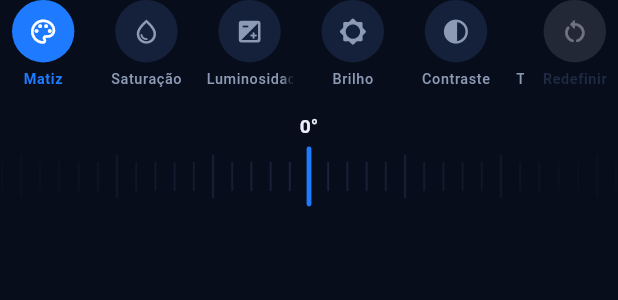
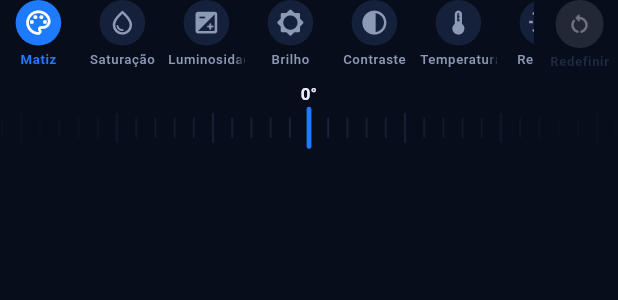
Before and after one commit to lianeheidemann/svg-motion-gallery, a Flutter app: the ColorAdjuster widget shown alone on an empty page, opened directly with empty values, on a phone screen of 412 x 824 dp. Shown: the top 300 px of the screen. Run offline on Flutter 3.47's test engine with Material 3 defaults, Android fonts, the phone set to English and light mode, and no system bars; our stand-ins replace file_picker, flutter_svg, share_plus, shared_preferences, web, webview_flutter; missing offline and left inert: dart:js_interop; accounts and stored records are empty; generated files the repository leaves out were written again.

Commit message:
Colors: compact adjust tabs and ruler
Co-Authored-By: Claude Sonnet 5.5 <noreply@anthropic.com>
Claude-Session: https://claude.ai/code/session_012uf5b2am9PwD2VBMGKFdzP

```diff
--- a/lib/src/features/editor/panels/colors/color_adjuster.dart
+++ b/lib/src/features/editor/panels/colors/color_adjuster.dart
@@ -58,7 +58,7 @@ class _ColorAdjusterState extends State<ColorAdjuster> {
             _amount = 0;
           }),
         ),
-        const SizedBox(height: AppSpacing.sm),
+        const SizedBox(height: 2),
         RulerSlider(
           value: _amount,
           min: -_kind.limit,
@@ -94,7 +94,7 @@ class _ResetButton extends StatelessWidget {
     return Padding(
       padding: const EdgeInsets.only(left: 6),
       child: SizedBox(
-        width: 72,
+        width: 64,
         child: Column(
           children: [
             IconButton.filled(
@@ -102,19 +102,22 @@ class _ResetButton extends StatelessWidget {
               tooltip: label,
               onPressed: onPressed,
               style: IconButton.styleFrom(
-                fixedSize: const Size(52, 52),
+                fixedSize: const Size(38, 38),
+                iconSize: 20,
+                padding: EdgeInsets.zero,
+                tapTargetSize: MaterialTapTargetSize.shrinkWrap,
                 backgroundColor: on ? scheme.tertiary : scheme.surfaceContainerHighest,
                 foregroundColor: on ? scheme.onTertiary : scheme.outline,
               ),
               icon: const Icon(Icons.restart_alt_rounded),
             ),
-            const SizedBox(height: 6),
+            const SizedBox(height: 3),
             Text(
               label,
               maxLines: 1,
               overflow: TextOverflow.fade,
               softWrap: false,
-              style: Theme.of(context).textTheme.labelMedium?.copyWith(
+              style: Theme.of(context).textTheme.labelSmall?.copyWith(
                 color: on ? scheme.tertiary : scheme.outline,
                 fontWeight: FontWeight.w700,
               ),
--- a/lib/src/features/editor/panels/colors_panel.dart
+++ b/lib/src/features/editor/panels/colors_panel.dart
@@ -241,7 +241,6 @@ class _ColorsPanelState extends State<ColorsPanel> {
           onChanged: (color) => _editor.preview(apply(_editor.svg, colorToHex(color))),
           onChangeEnd: (color) => _editor.commit(apply(_editor.svg, colorToHex(color))),
         ),
-        const SizedBox(height: AppSpacing.sm),
         ColorAdjuster(
           onPreview: (kind, amount) => _editor.preview(_adjust(_editor.svg, kind, amount)),
           onCommit: (kind, amount) {
--- a/packages/design_system/lib/src/widgets/adjust_tabs.dart
+++ b/packages/design_system/lib/src/widgets/adjust_tabs.dart
@@ -53,7 +53,7 @@ class _AdjustTabsState<T> extends State<AdjustTabs<T>> {
         controller: _scroll,
         scrollDirection: Axis.horizontal,
         itemCount: tabs.length,
-        separatorBuilder: (context, index) => const SizedBox(width: 14),
+        separatorBuilder: (context, index) => const SizedBox(width: 6),
         itemBuilder: (context, index) {
           final tab = tabs[index];
           final on = tab.id == widget.selected;
@@ -64,27 +64,27 @@ class _AdjustTabsState<T> extends State<AdjustTabs<T>> {
             child: InkResponse(
               key: Key('adjust-${tab.id}'),
               onTap: () => widget.onSelected(tab.id),
-              radius: 40,
+              radius: 32,
               child: SizedBox(
-                width: 72,
+                width: 64,
                 child: Column(
                   children: [
                     Container(
-                      width: 52,
-                      height: 52,
+                      width: 38,
+                      height: 38,
                       decoration: BoxDecoration(
                         shape: BoxShape.circle,
                         color: on ? scheme.primary : scheme.surfaceContainerHighest,
                       ),
                       child: Icon(tab.icon, color: on ? scheme.onPrimary : scheme.onSurfaceVariant),
                     ),
-                    const SizedBox(height: 6),
+                    const SizedBox(height: 3),
                     Text(
                       tab.label,
                       maxLines: 1,
                       overflow: TextOverflow.fade,
                       softWrap: false,
-                      style: Theme.of(context).textTheme.labelMedium?.copyWith(
+                      style: Theme.of(context).textTheme.labelSmall?.copyWith(
                         color: on ? scheme.primary : scheme.onSurfaceVariant,
                         fontWeight: on ? FontWeight.w700 : FontWeight.w500,
                       ),
@@ -98,7 +98,7 @@ class _AdjustTabsState<T> extends State<AdjustTabs<T>> {
       ),
     );
     return SizedBox(
-      height: 86,
+      height: 66,
       child: widget.trailing == null
           ? row
           : Row(
--- a/packages/design_system/lib/src/widgets/ruler_slider.dart
+++ b/packages/design_system/lib/src/widgets/ruler_slider.dart
@@ -101,17 +101,17 @@ class _RulerSliderState extends State<RulerSlider> {
         onHorizontalDragEnd: _enabled ? _end : null,
         onHorizontalDragCancel: _enabled ? _end : null,
         child: SizedBox(
-          height: 76,
+          height: 54,
           child: Column(
             children: [
               Text(
                 '${value.round()}${widget.unit}',
-                style: Theme.of(context).textTheme.titleMedium?.copyWith(
+                style: Theme.of(context).textTheme.titleSmall?.copyWith(
                   fontWeight: FontWeight.w700,
                   color: _enabled ? scheme.onSurface : scheme.outline,
                 ),
               ),
-              const SizedBox(height: 6),
+              const SizedBox(height: 3),
               Expanded(
                 child: CustomPaint(
                   size: Size.infinite,
```
